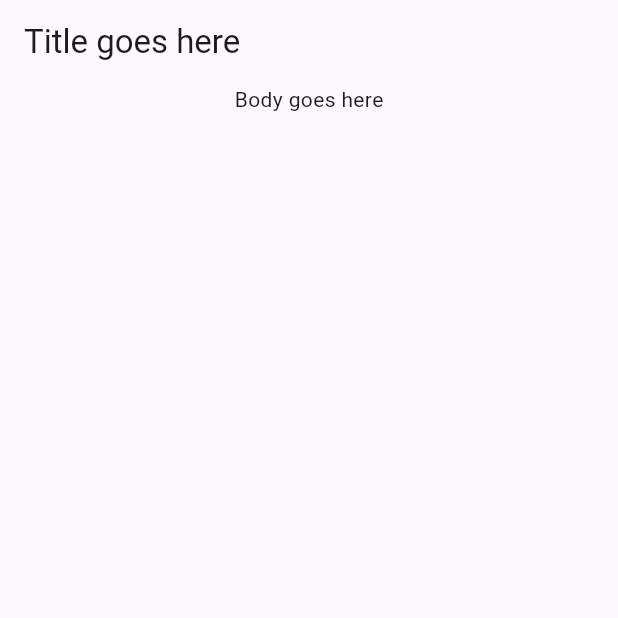
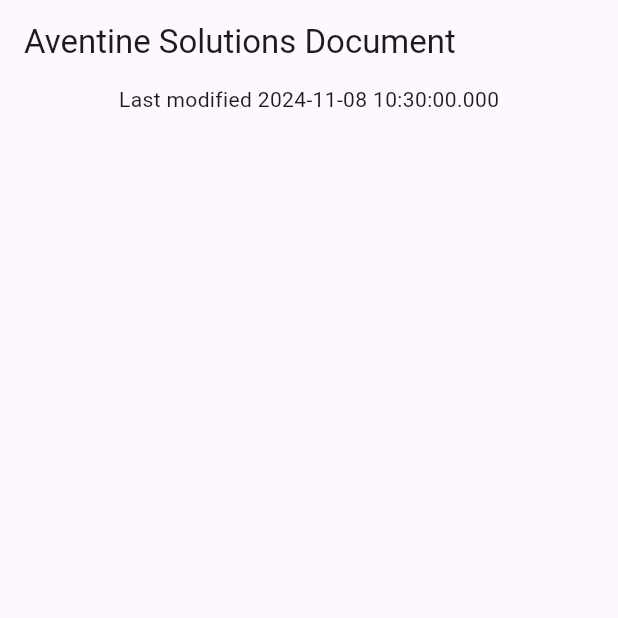
Before and after one commit to aventinesolutions/dart_patterns_codelab, a Flutter app: the screen it shows after launch, on a phone screen of 412 x 824 dp, the top half of it. Run offline on Flutter 3.47's test engine with Material 3 defaults, Android fonts, the phone set to English and light mode, and no system bars.

Commit message:
:bear: :construction: need to fix "invalid constant value" in String interpolation

```diff
--- a/lib/main.dart
+++ b/lib/main.dart
@@ -30,14 +30,18 @@
 
   @override
   Widget build(BuildContext context) {
+    final metadataRecord = document.metadata;
+
     return Scaffold(
       appBar: AppBar(
-        title: const Text('Title goes here'),
+        title: Text(metadataRecord.$1),
       ),
       body: const Column(
         children: [
           Center(
-            child: Text('Body goes here'),
+            child: Text(
+              'Last modified ${metadataRecord.modified}',
+            ),
           ),
         ],
       ),
```
